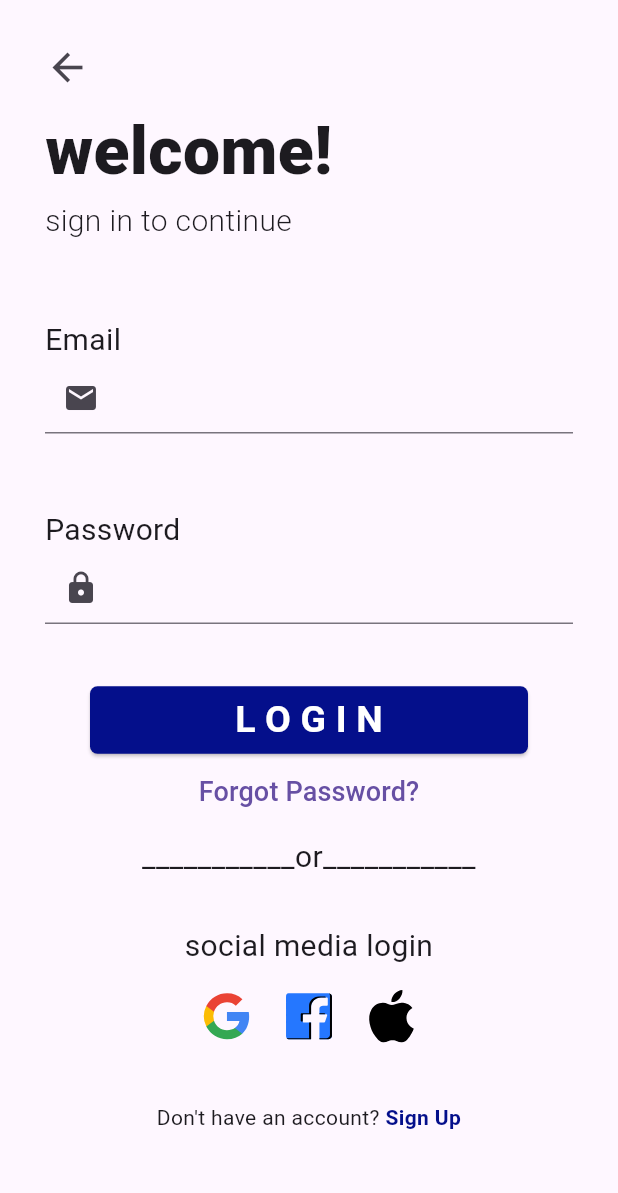
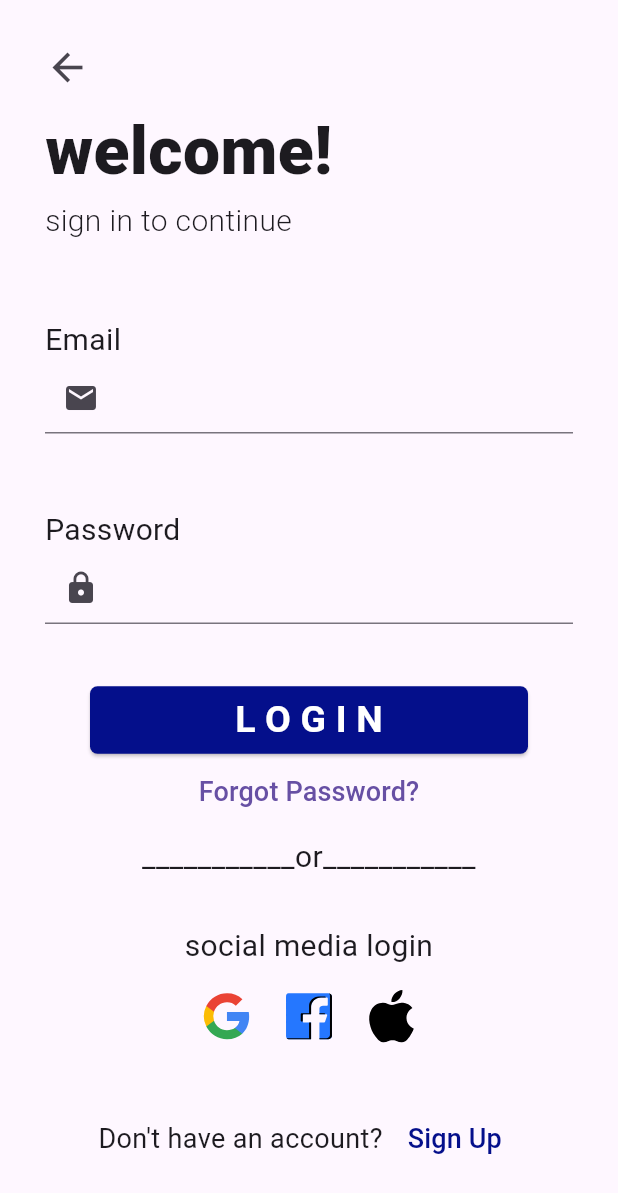
Before and after one commit to Nishantniro/flutter_learn, a Flutter app: the screen it shows after launch, on a phone screen of 412 x 824 dp. Shown: the top 1193 px of the screen. Run offline on Flutter 3.47's test engine with Material 3 defaults, Android fonts, the phone set to English and light mode, and no system bars; our stand-ins replace flutter_svg.

Commit message:
text button->bottom->in row

```diff
--- a/lib/main.dart
+++ b/lib/main.dart
@@ -10,6 +10,10 @@ class MyApp extends StatelessWidget {
 
   @override
   Widget build(BuildContext context) {
-    return MaterialApp(title: "flutter practice", home: Login());
+    return MaterialApp(
+      debugShowCheckedModeBanner: false,
+      title: "flutter practice",
+      home: Login(),
+    );
   }
 }
--- a/lib/view/login.dart
+++ b/lib/view/login.dart
@@ -130,21 +130,21 @@ class Login extends StatelessWidget {
                     ],
                   ),
                   SizedBox(height: 40),
-                  Text.rich(
-                    textAlign: TextAlign.center,
-
-                    TextSpan(
-                      text: "Don't have an account? ",
-                      children: [
-                        TextSpan(
-                          text: "Sign Up",
-                          style: TextStyle(
-                            color: PRIMARY_COLOR,
-                            fontWeight: FontWeight.w600,
-                          ),
+                  Row(
+                    mainAxisAlignment: MainAxisAlignment.center,
+                    children: [
+                      Text(
+                        "Don't have an account? ",
+                        style: TextStyle(fontSize: 18),
+                      ),
+                      TextButton(
+                        onPressed: () {},
+                        child: Text(
+                          "Sign Up",
+                          style: TextStyle(fontSize: 18, color: PRIMARY_COLOR),
                         ),
-                      ],
-                    ),
+                      ),
+                    ],
                   ),
                 ],
               ),
```
